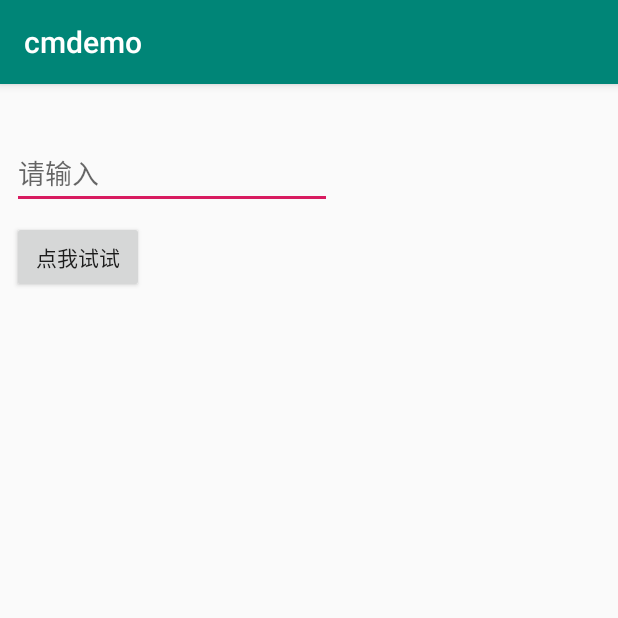
After one commit to 410063005/cmdemo, an Android app: the DataBindingDemo2Activity screen opened directly, with no data from a screen before it, on a phone screen of 412 x 824 dp, the top half of it. The commit adds this screen. Run offline under Robolectric (Android 15) with nearby library versions, the phone set to English and light mode, and no system bars; our stand-ins replace data binding.

Commit message:
Add - another data binding demo

```diff
--- a/app/src/main/AndroidManifest.xml
+++ b/app/src/main/AndroidManifest.xml
@@ -23,6 +23,7 @@
         <activity android:name=".layout.ClAnimationParallaxActivity" />
         <activity android:name=".lifecycle.ForegroundMonitorActivity" />
         <activity android:name=".databinding.DataBindingDemoActivity" />
+        <activity android:name=".databinding.DataBindingDemo2Activity" />
     </application>
 
 </manifest>
--- a/app/src/main/java/com/sunmoonblog/cmdemo/MainActivity.kt
+++ b/app/src/main/java/com/sunmoonblog/cmdemo/MainActivity.kt
@@ -3,6 +3,7 @@ package com.sunmoonblog.cmdemo
 import android.os.Bundle
 import android.support.v7.app.AppCompatActivity
 import android.view.View
+import com.sunmoonblog.cmdemo.databinding.DataBindingDemo2Activity
 import com.sunmoonblog.cmdemo.databinding.DataBindingDemoActivity
 import com.sunmoonblog.cmdemo.layout.ClAnimationActivity
 import com.sunmoonblog.cmdemo.layout.ClAnimationActivity2
@@ -15,6 +16,10 @@ class MainActivity : AppCompatActivity() {
     override fun onCreate(savedInstanceState: Bundle?) {
         super.onCreate(savedInstanceState)
         setContentView(R.layout.activity_main)
+    }
+
+    fun clDataBindingViewModel(view: View) {
+        DataBindingDemo2Activity.start(this)
     }
 
     fun clDataBinding(view: View) {
--- /dev/null
+++ b/app/src/main/java/com/sunmoonblog/cmdemo/databinding/DataBindingDemo2Activity.kt
@@ -0,0 +1,62 @@
+package com.sunmoonblog.cmdemo.databinding
+
+import android.arch.lifecycle.Observer
+import android.content.Context
+import android.content.Intent
+import android.databinding.DataBindingUtil
+import android.os.Bundle
+import android.support.v7.app.AppCompatActivity
+import android.text.Editable
+import android.text.TextWatcher
+import android.widget.Toast
+import com.sunmoonblog.cmdemo.R
+import kotlinx.android.synthetic.main.activity_data_binding_demo2.*
+
+class DataBindingDemo2Activity : AppCompatActivity() {
+
+    override fun onCreate(savedInstanceState: Bundle?) {
+        super.onCreate(savedInstanceState)
+        // setContentView(R.layout.activity_data_binding_demo2)
+
+        val binding = DataBindingUtil.setContentView<ActivityDataBindingDemo2Binding>(this, R.layout.activity_data_binding_demo2)
+        val myViewModel = MyViewModel()
+        binding.myViewModel = myViewModel
+
+        // 给 binding 设置 lifecycle owner 后才能对 live data 进行数据绑定
+        binding.setLifecycleOwner(this)
+
+        editText2.addTextChangedListener(object : TextWatcher {
+            override fun afterTextChanged(s: Editable?) {
+                // myViewModel.message = s.toString()
+
+                // binding.myViewModel?.let {
+                //    it.message = s.toString()
+                // }
+
+                // binding.message = s.toString()
+
+                // myViewModel.message = s.toString()
+
+                // myViewModel.message2.set(s.toString())
+                myViewModel.liveMessage.value = s.toString()
+            }
+
+            override fun beforeTextChanged(s: CharSequence?, start: Int, count: Int, after: Int) {
+            }
+
+            override fun onTextChanged(s: CharSequence?, start: Int, before: Int, count: Int) {
+            }
+        })
+
+        myViewModel.command.observe(this, Observer {
+            Toast.makeText(this, it!!, Toast.LENGTH_SHORT).show()
+        })
+    }
+
+    companion object {
+        fun start(context: Context) {
+            val intent = Intent(context, DataBindingDemo2Activity::class.java)
+            context.startActivity(intent)
+        }
+    }
+}
--- /dev/null
+++ b/app/src/main/java/com/sunmoonblog/cmdemo/databinding/MyViewModel.kt
@@ -0,0 +1,26 @@
+package com.sunmoonblog.cmdemo.databinding
+
+import android.arch.lifecycle.MutableLiveData
+import android.databinding.BaseObservable
+import android.databinding.ObservableField
+
+class MyViewModel : BaseObservable() {
+
+    val command = MutableLiveData<String>()
+
+    var message: String = "hello, data binding"
+
+        set(value) {
+            field = value
+            //notifyPropertyChanged(BR.message)
+            notifyChange()
+        }
+
+    var message2 : ObservableField<String> = ObservableField("hello, data binding")
+
+    val liveMessage = MutableLiveData<String>()
+
+    fun showToast() {
+        command.value = "show_toast"
+    }
+}
--- /dev/null
+++ b/app/src/main/res/layout/activity_data_binding_demo2.xml
@@ -0,0 +1,57 @@
+<?xml version="1.0" encoding="utf-8"?>
+<layout xmlns:android="http://schemas.android.com/apk/res/android"
+    xmlns:app="http://schemas.android.com/apk/res-auto"
+    xmlns:tools="http://schemas.android.com/tools">
+
+    <data>
+
+        <variable
+            name="myViewModel"
+            type="com.sunmoonblog.cmdemo.databinding.MyViewModel" />
+
+        <variable
+            name="message"
+            type="String" />
+
+    </data>
+
+    <android.support.constraint.ConstraintLayout
+        android:layout_width="match_parent"
+        android:layout_height="match_parent">
+
+        <TextView
+            android:id="@+id/textView2"
+            android:layout_width="wrap_content"
+            android:layout_height="wrap_content"
+            android:layout_marginStart="8dp"
+            android:layout_marginTop="8dp"
+            android:text="@{myViewModel.liveMessage}"
+            app:layout_constraintStart_toStartOf="parent"
+            app:layout_constraintTop_toTopOf="parent"
+            tools:text="this is a message" />
+
+        <EditText
+            android:id="@+id/editText2"
+            android:layout_width="wrap_content"
+            android:layout_height="wrap_content"
+            android:layout_marginStart="8dp"
+            android:layout_marginTop="8dp"
+            android:ems="10"
+            android:hint="请输入"
+            android:inputType="textPersonName"
+            app:layout_constraintStart_toStartOf="parent"
+            app:layout_constraintTop_toBottomOf="@+id/textView2" />
+
+        <Button
+            android:id="@+id/button12"
+            android:layout_width="wrap_content"
+            android:layout_height="wrap_content"
+            android:layout_marginStart="8dp"
+            android:layout_marginTop="8dp"
+            android:onClick="@{() -> myViewModel.showToast() }"
+            android:text="点我试试"
+            app:layout_constraintStart_toStartOf="parent"
+            app:layout_constraintTop_toBottomOf="@+id/editText2" />
+    </android.support.constraint.ConstraintLayout>
+
+</layout>
```
Also changed, not shown: app/src/main/res/layout/content_main.xml (+14 -1 lines).
